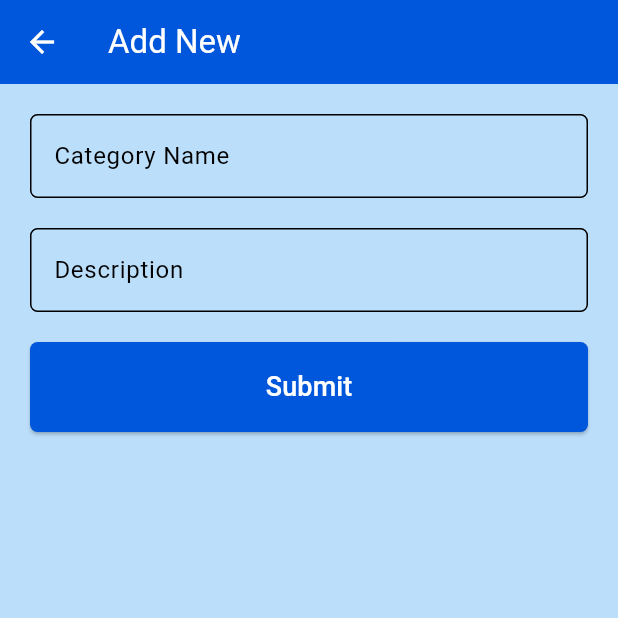
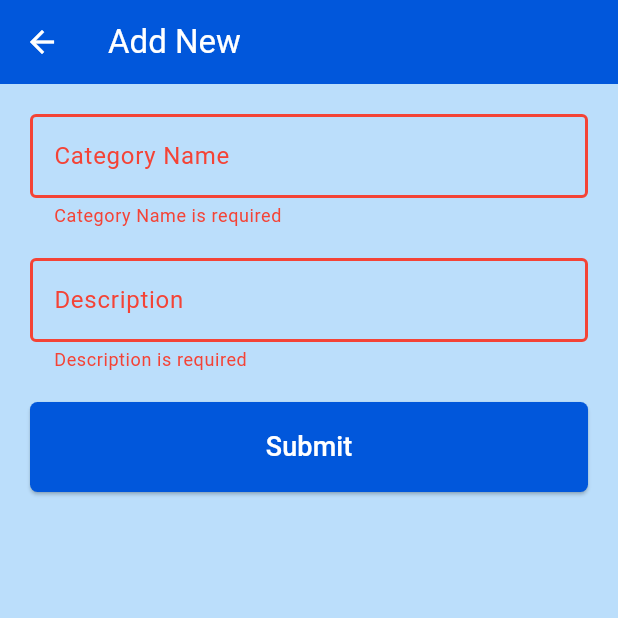
Before and after one commit to ShimaaElnaggar/easy-pos-r5, a Flutter app: the CategoryOperationsView screen opened directly, after a tap on "Submit", on a phone screen of 412 x 824 dp, the top half of it. Run offline on Flutter 3.47's test engine with Material 3 defaults, Android fonts, the phone set to English and light mode, and no system bars; our stand-ins replace data_table_2, get_it, sqflite, sqflite_common_ffi_web; accounts and stored records are empty.

Commit message:
insert new category

```diff
--- a/lib/views/category_operations_view.dart
+++ b/lib/views/category_operations_view.dart
@@ -1,8 +1,8 @@
-
+import 'package:easy_pos_r5/helpers/sql_helper.dart';
 import 'package:easy_pos_r5/widgets/custom_elevated_button.dart';
 import 'package:easy_pos_r5/widgets/custom_text_form_field.dart';
 import 'package:flutter/material.dart';
-
+import 'package:get_it/get_it.dart';
 
 class CategoryOperationsView extends StatefulWidget {
   const CategoryOperationsView({super.key});
@@ -60,7 +60,9 @@ class _CategoryOperationsViewState extends State<CategoryOperationsView> {
                 height: 20,
               ),
               CustomElevatedButton(
-                onPressed: onSubmit,
+                onPressed: () async {
+                  await onSubmit();
+                },
                 title: "Submit",
               ),
             ],
@@ -70,7 +72,34 @@ class _CategoryOperationsViewState extends State<CategoryOperationsView> {
     );
   }
 
-  void onSubmit() {
+  Future<void> onSubmit() async {
+    try {
+      if (formKey.currentState!.validate()) {
+        var sqlHelper = GetIt.I.get<SqlHelper>();
+        await sqlHelper.db!.insert("Categories", {
+          "name": categoryNameController.text,
+          "description": descController.text,
+        });
 
+        ScaffoldMessenger.of(context).showSnackBar(
+          const SnackBar(
+            backgroundColor: Colors.green,
+            content: Text(
+              "Category added Successfully",
+            ),
+          ),
+        );
+        Navigator.pop(context);
+      }
+    } catch (e) {
+      ScaffoldMessenger.of(context).showSnackBar(
+        SnackBar(
+          backgroundColor: Colors.red,
+          content: Text(
+            "Error in creating Category : $e",
+          ),
+        ),
+      );
+    }
   }
 }
```
